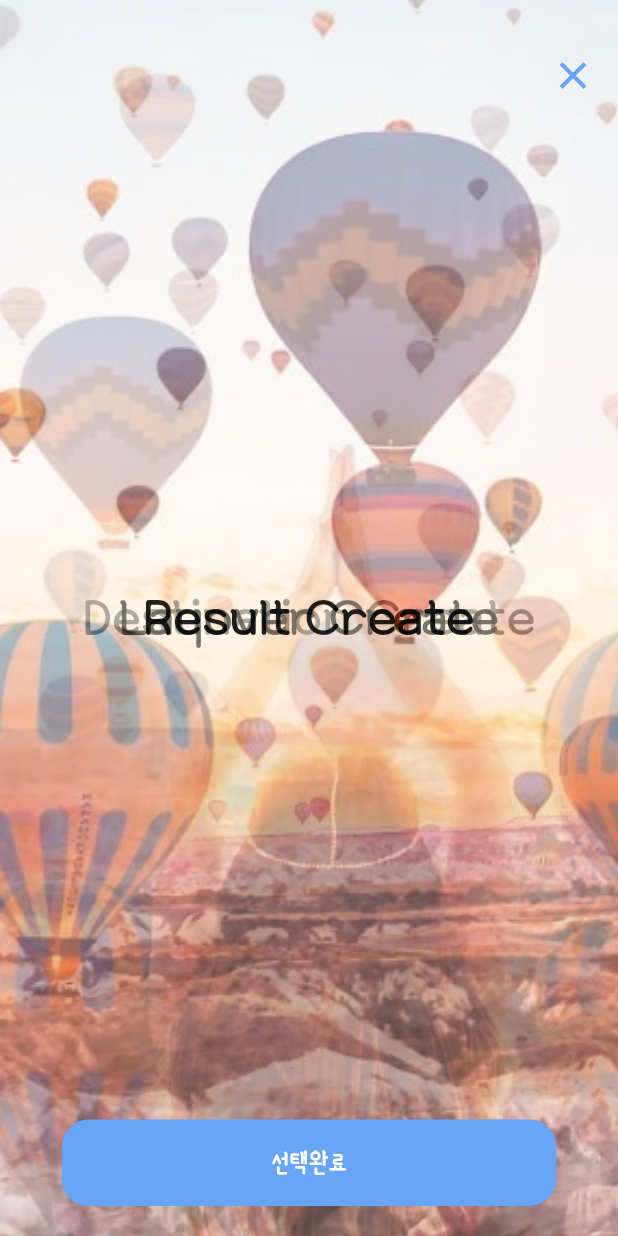
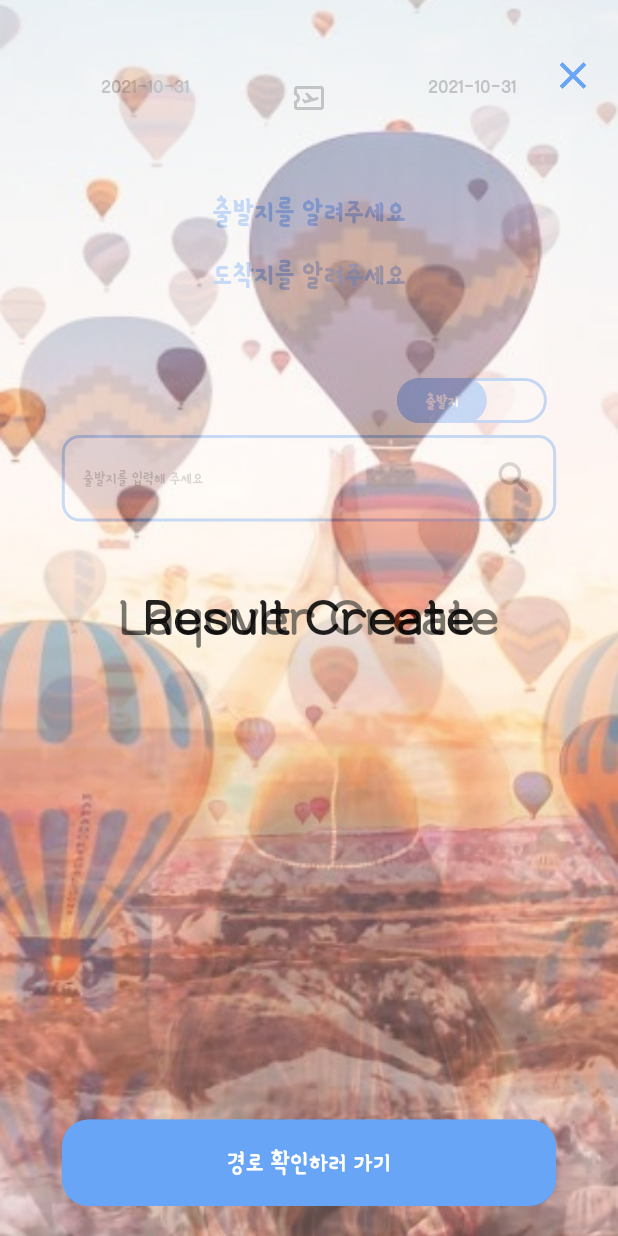
Before and after one commit to boglbbogl/flutter_goffer, a Flutter app: the CreateMatrixSliderPage screen opened directly with empty values, on a phone screen of 412 x 824 dp. Run offline on Flutter 3.47's test engine with Material 2 defaults, Android fonts, the phone set to English and light mode, and no system bars; our stand-ins replace bloc, dartz, flutter_bloc, freezed_annotation, get_it, injectable and 2 more.

Commit message:
[2021-10-31]destination widget, button form

```diff
--- a/lib/application/create/plan/create_plan_bloc.dart
+++ b/lib/application/create/plan/create_plan_bloc.dart
@@ -27,6 +27,7 @@ class CreatePlanBloc extends Bloc<CreatePlanEvent, CreatePlanState> {
         CreatePlanState _state;
         _state = state.copyWith(
           plan: initialPlan,
+          isDestinationSwitch: false,
         );
         yield _state;
       },
@@ -40,6 +41,13 @@ class CreatePlanBloc extends Bloc<CreatePlanEvent, CreatePlanState> {
       endTimeSelected: (e) async* {
         yield state.copyWith(plan: state.plan!.copyWith(endTime: e.end));
       },
+      destinationToggleSwitched: (e) async* {
+        if (state.isDestinationSwitch) {
+          yield state.copyWith(isDestinationSwitch: false);
+        } else {
+          yield state.copyWith(isDestinationSwitch: true);
+        }
+      },
     );
   }
 }
--- a/lib/application/create/plan/create_plan_event.dart
+++ b/lib/application/create/plan/create_plan_event.dart
@@ -11,4 +11,6 @@ class CreatePlanEvent with _$CreatePlanEvent {
       _StartTimeSelected;
   const factory CreatePlanEvent.endTimeSelected({required String end}) =
       _EndTimeSelected;
+  const factory CreatePlanEvent.destinationToggleSwitched() =
+      _DestinationToggleSwitched;
 }
--- a/lib/application/create/plan/create_plan_state.dart
+++ b/lib/application/create/plan/create_plan_state.dart
@@ -5,9 +5,11 @@ class CreatePlanState with _$CreatePlanState {
   factory CreatePlanState({
     required bool isLoading,
     required CreatePlan? plan,
+    required bool isDestinationSwitch,
   }) = _CreatePlanState;
   factory CreatePlanState.initial() => CreatePlanState(
         isLoading: false,
         plan: null,
+        isDestinationSwitch: false,
       );
 }
--- a/lib/presentation/create/body/destination_create_body.dart
+++ b/lib/presentation/create/body/destination_create_body.dart
@@ -2,23 +2,98 @@ import 'package:flutter/material.dart';
 import 'package:flutter_bloc/flutter_bloc.dart';
 import 'package:flutter_goffer/_constant/widgets/theme.dart';
 import 'package:flutter_goffer/application/create/animation/create_animation_cubit.dart';
+import 'package:flutter_goffer/application/create/plan/create_plan_bloc.dart';
+import 'package:flutter_goffer/domain/create_plan.dart';
 import 'package:flutter_goffer/presentation/create/widget/create_body_widget.dart';
+import 'package:flutter_goffer/presentation/create/widget/destination_toggle_switch.dart';
+import 'package:flutter_goffer/presentation/create/widget/flow_result_widget.dart';
 
 class DestinationCreateBody extends StatelessWidget {
-  const DestinationCreateBody({Key? key}) : super(key: key);
+  final CreatePlan plan;
+  final bool isDestinationSwitch;
+  const DestinationCreateBody({
+    Key? key,
+    required this.plan,
+    required this.isDestinationSwitch,
+  }) : super(key: key);
 
   @override
   Widget build(BuildContext context) {
     return CreateBodyWidget(
+      btnText: '경유지 선택하러 가기',
       onTap: () {
         context.read<CreateAnimationCubit>().changedPage(
             destination: -size.width, layover: 0, result: size.width);
       },
-      widget: Center(
-          child: Text(
-        'Destination Create',
-        style: theme.textTheme.bodyText2!.copyWith(fontSize: 40),
-      )),
+      widget: SafeArea(
+        child: Column(
+          children: [
+            const SizedBox(height: 50),
+            dateAndTimeFlowResutl(plan: plan),
+            Padding(
+              padding: const EdgeInsets.symmetric(vertical: 50),
+              child: SizedBox(
+                width: size.width * 0.8,
+                child: DefaultTextStyle(
+                  style: theme.textTheme.bodyText2!.copyWith(
+                      color: appColor,
+                      fontWeight: FontWeight.bold,
+                      fontSize: 22),
+                  child: Column(
+                    children: const [
+                      Text('출발지를 알려주세요'),
+                      SizedBox(height: 20),
+                      Text('도착지를 알려주세요'),
+                    ],
+                  ),
+                ),
+              ),
+            ),
+            destinationToggleSwitch(
+              isToggle: isDestinationSwitch,
+              onTap: () => context
+                  .read<CreatePlanBloc>()
+                  .add(const CreatePlanEvent.destinationToggleSwitched()),
+            ),
+            InkWell(
+              onTap: () {},
+              child: Container(
+                width: size.width * 0.8,
+                height: size.height * 0.07,
+                decoration: BoxDecoration(
+                  borderRadius: BorderRadius.circular(12),
+                  border: Border.all(width: 2, color: appColor),
+                  color: Colors.white70,
+                ),
+                child: Padding(
+                  padding: const EdgeInsets.symmetric(horizontal: 12),
+                  child: Row(
+                    mainAxisAlignment: MainAxisAlignment.spaceBetween,
+                    children: [
+                      SizedBox(
+                        width: size.width * 0.5,
+                        child: Text(
+                          !isDestinationSwitch
+                              ? "출발지를 입력해 주세요"
+                              : "도착지를 입력해 주세요",
+                          style: theme.textTheme.bodyText2!.copyWith(
+                              color: const Color.fromRGBO(155, 155, 155, 1),
+                              fontSize: 12),
+                        ),
+                      ),
+                      const Icon(
+                        Icons.search_rounded,
+                        color: Color.fromRGBO(155, 155, 155, 1),
+                        size: 28,
+                      ),
+                    ],
+                  ),
+                ),
+              ),
+            ),
+          ],
+        ),
+      ),
     );
   }
 }
--- a/lib/presentation/create/body/layover_create_body.dart
+++ b/lib/presentation/create/body/layover_create_body.dart
@@ -11,6 +11,7 @@ class LayoverCreateBody extends StatelessWidget {
   @override
   Widget build(BuildContext context) {
     return CreateBodyWidget(
+      btnText: '경로 만들러 가기',
       onTap: () {
         context.read<CreateAnimationCubit>().changedPage(
             destination: -size.width, layover: -size.width, result: 0);
--- a/lib/presentation/create/body/result_create_body.dart
+++ b/lib/presentation/create/body/result_create_body.dart
@@ -8,6 +8,7 @@ class ResultCreateBody extends StatelessWidget {
   @override
   Widget build(BuildContext context) {
     return CreateBodyWidget(
+      btnText: '경로 확인하러 가기',
       onTap: () {},
       widget: Center(
           child: Text(
--- a/lib/presentation/create/screen/create_main_page.dart
+++ b/lib/presentation/create/screen/create_main_page.dart
@@ -68,6 +68,9 @@ class CreateMainPage extends StatelessWidget {
                               destinationPosition: state.destination,
                               layoverPosition: state.layover,
                               resultPosition: state.result,
+                              plan: planState.plan!,
+                              isDestinationSwitch:
+                                  planState.isDestinationSwitch,
                             ));
             },
           );
--- a/lib/presentation/create/screen/create_matrix_slider_page.dart
+++ b/lib/presentation/create/screen/create_matrix_slider_page.dart
@@ -1,5 +1,6 @@
 import 'package:flutter/material.dart';
 import 'package:flutter_goffer/_constant/widgets/theme.dart';
+import 'package:flutter_goffer/domain/create_plan.dart';
 import 'package:flutter_goffer/presentation/create/body/destination_create_body.dart';
 import 'package:flutter_goffer/presentation/create/body/layover_create_body.dart';
 import 'package:flutter_goffer/presentation/create/body/result_create_body.dart';
@@ -8,11 +9,15 @@ class CreateMatrixSliderPage extends StatelessWidget {
   final double destinationPosition;
   final double layoverPosition;
   final double resultPosition;
+  final CreatePlan plan;
+  final bool isDestinationSwitch;
   const CreateMatrixSliderPage({
     Key? key,
     required this.destinationPosition,
     required this.layoverPosition,
     required this.resultPosition,
+    required this.plan,
+    required this.isDestinationSwitch,
   }) : super(key: key);
 
   @override
@@ -28,7 +33,10 @@ class CreateMatrixSliderPage extends StatelessWidget {
                 context: context,
                 xPosition: destinationPosition,
                 images: 'assets/images/cappadocia_first.jpg',
-                widget: const DestinationCreateBody()),
+                widget: DestinationCreateBody(
+                  plan: plan,
+                  isDestinationSwitch: isDestinationSwitch,
+                )),
             _animationWidget(
                 context: context,
                 xPosition: layoverPosition,
--- a/lib/presentation/create/widget/create_body_widget.dart
+++ b/lib/presentation/create/widget/create_body_widget.dart
@@ -4,10 +4,12 @@ import 'package:flutter_goffer/_constant/widgets/theme.dart';
 class CreateBodyWidget extends StatelessWidget {
   final Function() onTap;
   final Widget widget;
+  final String btnText;
   const CreateBodyWidget({
     Key? key,
     required this.onTap,
     required this.widget,
+    required this.btnText,
   }) : super(key: key);
 
   @override
@@ -44,7 +46,7 @@ class CreateBodyWidget extends StatelessWidget {
                       borderRadius: BorderRadius.circular(18), color: appColor),
                   child: Center(
                     child: Text(
-                      '선택완료',
+                      btnText,
                       style: theme.textTheme.bodyText2!
                           .copyWith(color: Colors.white, fontSize: 20),
                     ),
--- /dev/null
+++ b/lib/presentation/create/widget/destination_toggle_switch.dart
@@ -0,0 +1,52 @@
+import 'package:flutter/cupertino.dart';
+import 'package:flutter/material.dart';
+import 'package:flutter_goffer/_constant/widgets/theme.dart';
+
+Padding destinationToggleSwitch({
+  required Function() onTap,
+  required bool isToggle,
+}) {
+  return Padding(
+    padding: const EdgeInsets.symmetric(vertical: 8),
+    child: SizedBox(
+      width: size.width * 0.77,
+      child: Row(
+        mainAxisAlignment: MainAxisAlignment.spaceBetween,
+        children: [
+          Container(),
+          InkWell(
+            onTap: onTap,
+            child: Stack(
+              children: [
+                Container(
+                  width: 100,
+                  height: 30,
+                  decoration: BoxDecoration(
+                      borderRadius: BorderRadius.circular(20),
+                      border: Border.all(width: 2, color: appColor),
+                      color: Colors.white70),
+                ),
+                Positioned(
+                  right: !isToggle ? null : 0,
+                  child: Container(
+                    width: 60,
+                    height: 30,
+                    decoration: BoxDecoration(
+                        borderRadius: BorderRadius.circular(20),
+                        color: appColor),
+                    child: Center(
+                        child: Text(!isToggle ? "출발지" : "목적지",
+                            style: theme.textTheme.bodyText2!.copyWith(
+                                color: Colors.white,
+                                fontWeight: FontWeight.bold,
+                                fontSize: 12))),
+                  ),
+                ),
+              ],
+            ),
+          ),
+        ],
+      ),
+    ),
+  );
+}
--- /dev/null
+++ b/lib/presentation/create/widget/flow_result_widget.dart
@@ -0,0 +1,39 @@
+import 'package:flutter/material.dart';
+import 'package:flutter_goffer/_constant/widgets/theme.dart';
+import 'package:flutter_goffer/domain/create_plan.dart';
+
+DefaultTextStyle dateAndTimeFlowResutl({
+  required CreatePlan plan,
+}) {
+  return DefaultTextStyle(
+    style: theme.textTheme.bodyText2!.copyWith(
+        color: const Color.fromRGBO(115, 115, 115, 1),
+        fontWeight: FontWeight.bold,
+        fontSize: 15),
+    child: Row(
+      mainAxisAlignment: MainAxisAlignment.spaceEvenly,
+      children: [
+        Column(
+          children: [
+            Text(
+              plan.startDate.toString().substring(0, 10),
+            ),
+            Text(plan.startTime)
+          ],
+        ),
+        const Icon(
+          Icons.airplane_ticket_outlined,
+          color: Color.fromRGBO(115, 115, 115, 1),
+        ),
+        Column(
+          children: [
+            Text(
+              plan.endDate.toString().substring(0, 10),
+            ),
+            Text(plan.endTime)
+          ],
+        ),
+      ],
+    ),
+  );
+}
--- a/lib/presentation/create/widget/time_picker.dart
+++ b/lib/presentation/create/widget/time_picker.dart
@@ -1,4 +1,3 @@
-import 'package:flutter/gestures.dart';
 import 'package:flutter/material.dart';
 import 'package:flutter_bloc/flutter_bloc.dart';
 import 'package:flutter_goffer/_constant/widgets/theme.dart';
```
Also changed, not shown: lib/application/create/plan/create_plan_bloc.freezed.dart.
